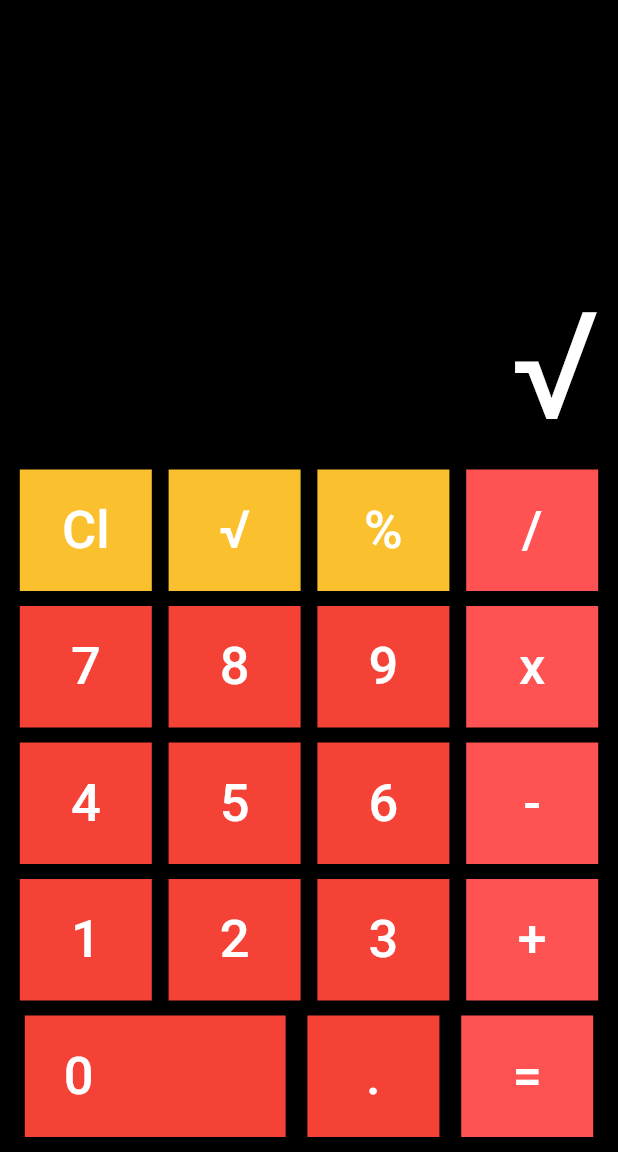
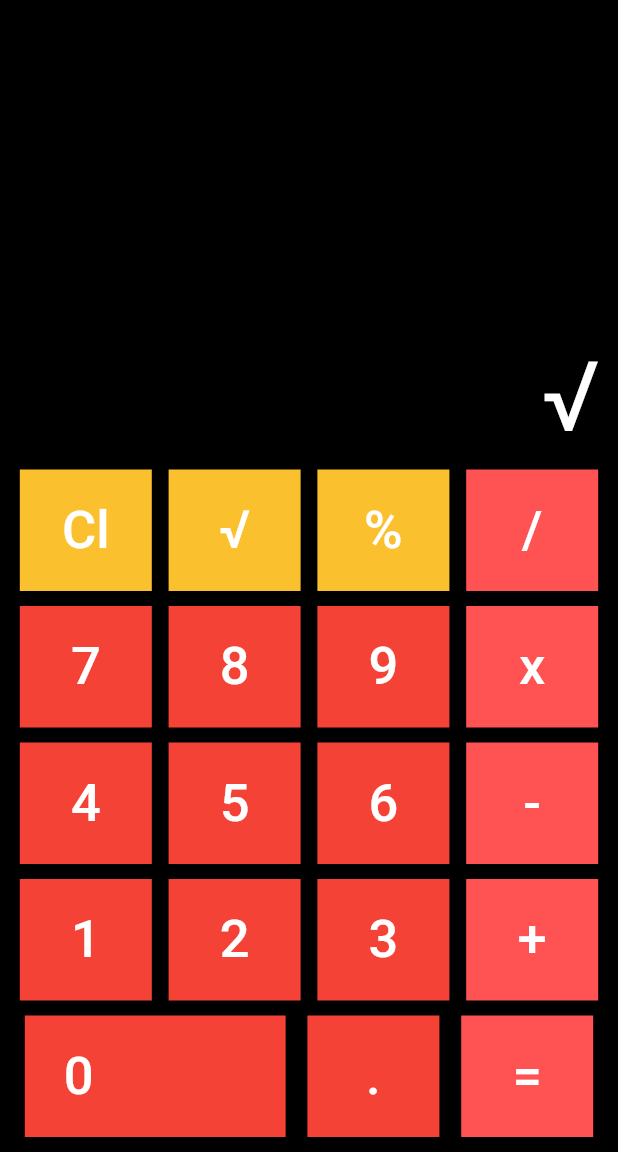
Before and after one commit to MRK2705/Calculadora_MirkoAlarcon, a Flutter app: the screen it shows after launch, after a tap on an icon or button, on a phone screen of 412 x 824 dp, the part 84-1236 px from its top. Run offline on Flutter 3.47's test engine with Material 2 defaults, Android fonts, the phone set to English and light mode, and no system bars.

Commit message:
cambio en funcion boton cl

```diff
--- a/lib/main.dart
+++ b/lib/main.dart
@@ -68,7 +68,7 @@ class _CalculatorState extends State<Calculator> {
                       textAlign: TextAlign.left,
                       style: TextStyle(
                         color: Colors.white,
-                        fontSize: 100,
+                        fontSize: 65,
                       ),
                     ),
                   )
@@ -156,7 +156,7 @@ class _CalculatorState extends State<Calculator> {
   void calculation(btnText) {
 
 
-    if(btnText  == 'AC') {
+    if(btnText  == 'Cl') {
       text ='0';
       numOne = 0;
       numTwo = 0;
```
